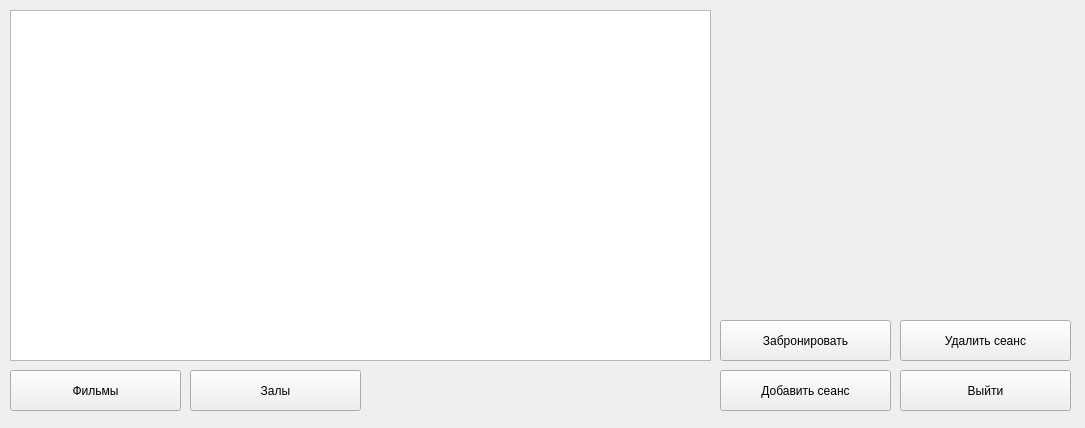
Above: sessions.ui from Keesaev/Cinema before the change. Below: the same form after it.
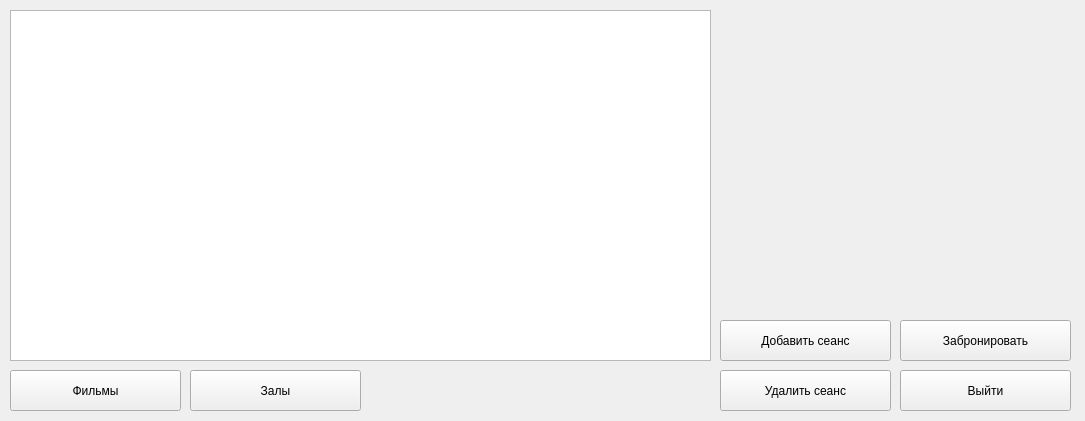
That is the form after the change.

Diff of the .ui file:
```diff
--- a/sessions.ui
+++ b/sessions.ui
@@ -7,7 +7,7 @@
     <x>0</x>
     <y>0</y>
     <width>1085</width>
-    <height>428</height>
+    <height>421</height>
    </rect>
   </property>
   <property name="windowTitle">
@@ -27,9 +27,9 @@
    <property name="geometry">
     <rect>
      <x>720</x>
-     <y>10</y>
+     <y>40</y>
      <width>351</width>
-     <height>301</height>
+     <height>271</height>
     </rect>
    </property>
    <layout class="QGridLayout" name="gridLayout"/>
@@ -53,7 +53,7 @@
    </property>
    <property name="geometry">
     <rect>
-     <x>720</x>
+     <x>900</x>
      <y>320</y>
      <width>171</width>
      <height>41</height>
@@ -93,7 +93,7 @@
    <property name="geometry">
     <rect>
      <x>720</x>
-     <y>370</y>
+     <y>320</y>
      <width>171</width>
      <height>41</height>
     </rect>
@@ -105,8 +105,8 @@
   <widget class="QPushButton" name="pbDeleteSession">
    <property name="geometry">
     <rect>
-     <x>900</x>
-     <y>320</y>
+     <x>720</x>
+     <y>370</y>
      <width>171</width>
      <height>41</height>
     </rect>
```
Left out of the diff: 16 changed lines with no effect on the pictures.
